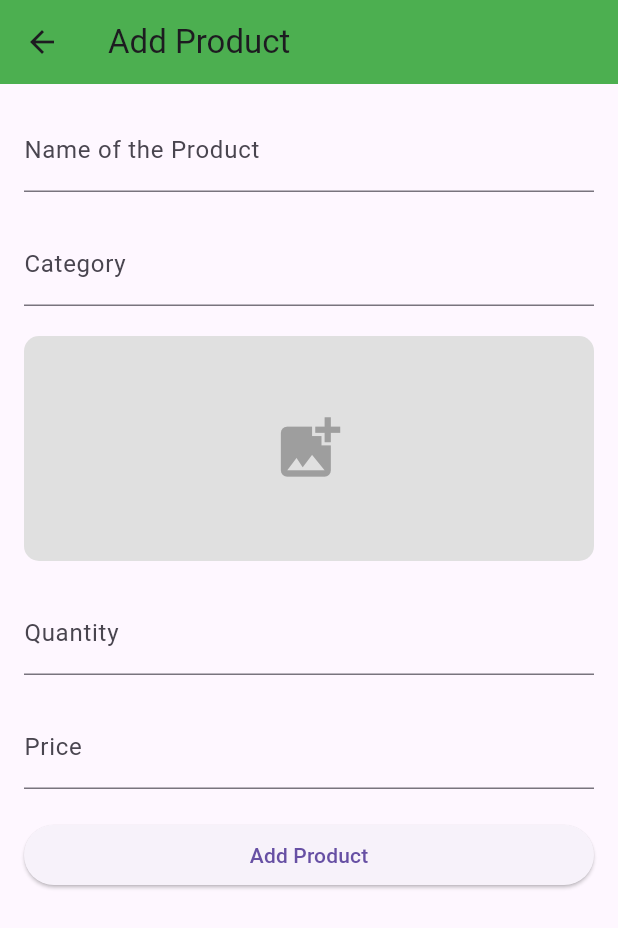
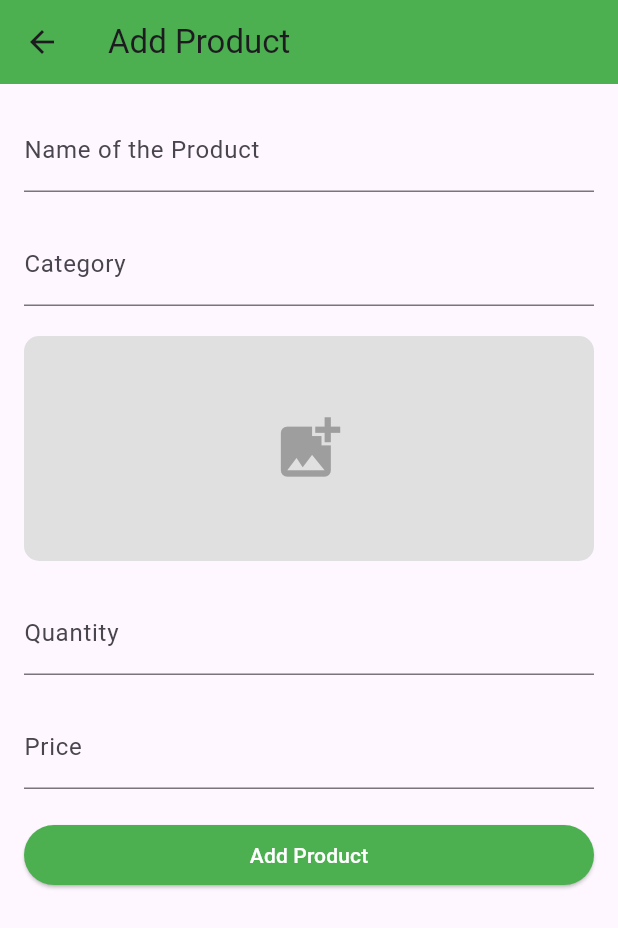
Before and after one commit to 09anushkam/GroceryApp-ShopkeeperSide, a Flutter app: the ProductListScreen screen opened directly with empty values, after a tap on "Add Items", on a phone screen of 412 x 824 dp. Shown: the top 928 px of the screen. Run offline on Flutter 3.47's test engine with Material 3 defaults, Android fonts, the phone set to English and light mode, and no system bars; our stand-ins replace cloud_firestore, firebase_auth, firebase_core, firebase_storage, fluttertoast, image_picker and 1 more; accounts and stored records are empty.

Commit message:
buttons color changed

```diff
--- a/lib/screens/add_product_screen.dart
+++ b/lib/screens/add_product_screen.dart
@@ -219,9 +219,13 @@ class _AddProductScreenState extends State<AddProductScreen> {
                     width: double.infinity,
                     child: ElevatedButton(
                       onPressed: _saveProduct,
+                      style: ElevatedButton.styleFrom(backgroundColor: Colors.green),
                       child: _isLoading
                           ? CircularProgressIndicator(color: Colors.white)
-                          : Text(widget.productToEdit == null ? 'Add Product' : 'Update Product'),
+                          : Text(
+                        widget.productToEdit == null ? 'Add Product' : 'Update Product',
+                        style: TextStyle(color: Colors.white),
+                      ),
                     ),
                   ),
                 ],
--- a/lib/screens/login_screen.dart
+++ b/lib/screens/login_screen.dart
@@ -113,3 +113,4 @@ class _LoginScreenState extends State<LoginScreen> {
     );
   }
 }
+// login failed! please try again. that's all i can see even if my credentials of firebase are correct.
--- a/lib/screens/product_list_screen.dart
+++ b/lib/screens/product_list_screen.dart
@@ -96,7 +96,10 @@ class _ProductListScreenState extends State<ProductListScreen> {
                     ),
                   );
                 },
-                child: Text('Add Items'),
+                child: Text(
+                  'Add Items',
+                  style: TextStyle(color: Colors.white),
+                ),
                 style: ElevatedButton.styleFrom(
                   backgroundColor: Colors.green,
                   fixedSize: Size(150, 50),
@@ -119,7 +122,10 @@ class _ProductListScreenState extends State<ProductListScreen> {
                     ),
                   );
                 },
-                child: Text('Save and Next'),
+                child: Text(
+                  'Save and Next',
+                  style: TextStyle(color: Colors.white),
+                ),
                 style: ElevatedButton.styleFrom(
                   backgroundColor: Colors.green,
                   fixedSize: Size(150, 50),
--- a/lib/screens/shop_details_screen.dart
+++ b/lib/screens/shop_details_screen.dart
@@ -121,7 +121,10 @@ class _ShopDetailsScreenState extends State<ShopDetailsScreen> {
                   ElevatedButton(
                     onPressed: _saveShopDetails,
                     style: ElevatedButton.styleFrom(backgroundColor: Colors.green),
-                    child: Text('Proceed to Add Products'),
+                    child: Text(
+                      "Proceed to Add Products",
+                      style: TextStyle(color: Colors.white), // Set the text color to white
+                    ),
                   ),
                 ],
               ),
--- a/lib/screens/shop_products_screen.dart
+++ b/lib/screens/shop_products_screen.dart
@@ -146,7 +146,10 @@ class _ShopProductsScreenState extends State<ShopProductsScreen> {
                 padding: const EdgeInsets.all(8.0),
                 child: ElevatedButton(
                   onPressed: _showSuccessMessageAndRedirect,
-                  child: Text('Save and Finish'),
+                  child: Text(
+                    'Save and Finish',
+                    style: TextStyle(color: Colors.white),
+                  ),
                   style: ElevatedButton.styleFrom(
                     backgroundColor: Colors.green,
                     fixedSize: Size(double.infinity, 50), // Full width button
--- a/lib/widgets/custom_button.dart
+++ b/lib/widgets/custom_button.dart
@@ -15,7 +15,10 @@ class CustomButton extends StatelessWidget {
         textStyle: TextStyle(fontSize: 16),
       ),
       onPressed: onPressed,
-      child: Text(buttonText),
+      child: Text(
+        buttonText,
+        style: TextStyle(color: Colors.white), // Set the text color to white
+      ),
     );
   }
 }
--- a/pubspec.yaml
+++ b/pubspec.yaml
@@ -17,6 +17,9 @@ dependencies:
   firebase_core: ^3.5.0
   cloud_firestore: ^5.4.2
   firebase_storage: ^12.3.1
+  firebase_auth: ^5.3.0
+  fluttertoast: ^8.2.8
+  firebase_app_check: 0.3.1+3
 
 
   cupertino_icons: ^1.0.8
```
Also changed, not shown: pubspec.lock, 25 other files.
